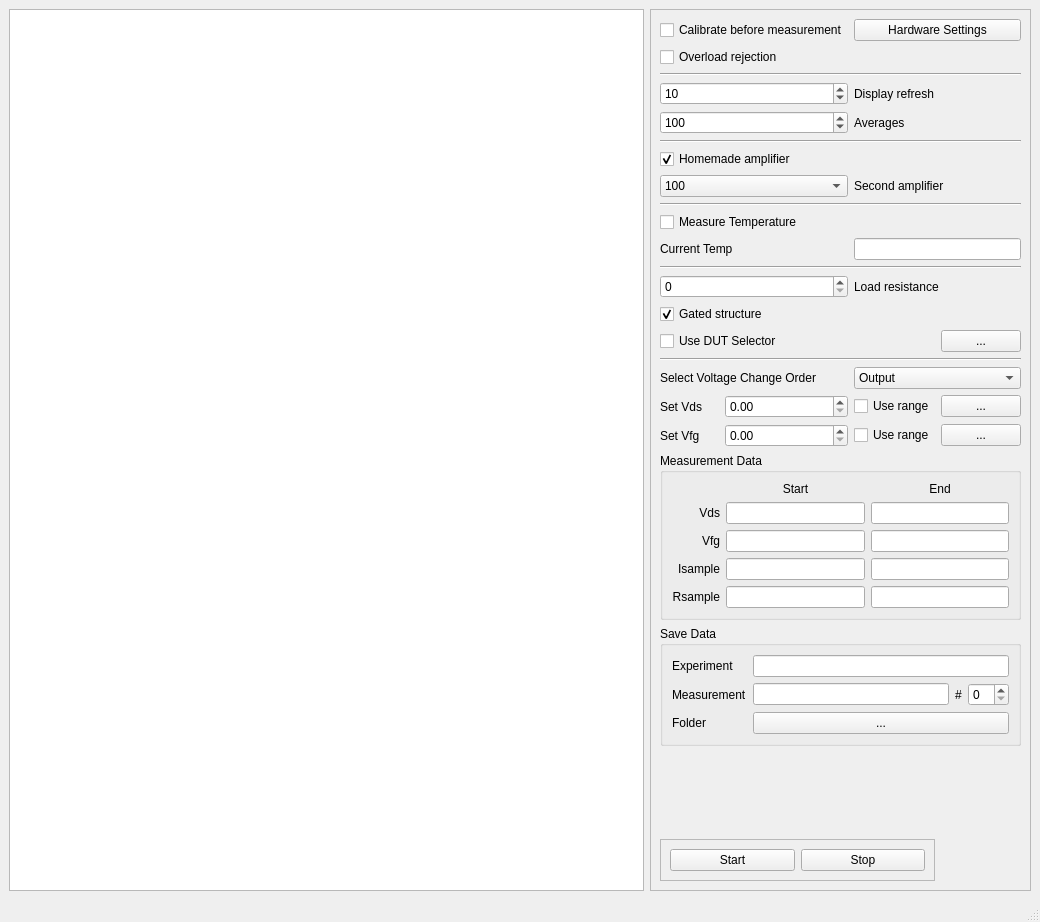
zigorrom/LegacyNoiseMeasurementSetup, file LegacyNoiseMeasurementSetup/UI_NoiseMeasurement_v2.ui: the form before one commit.
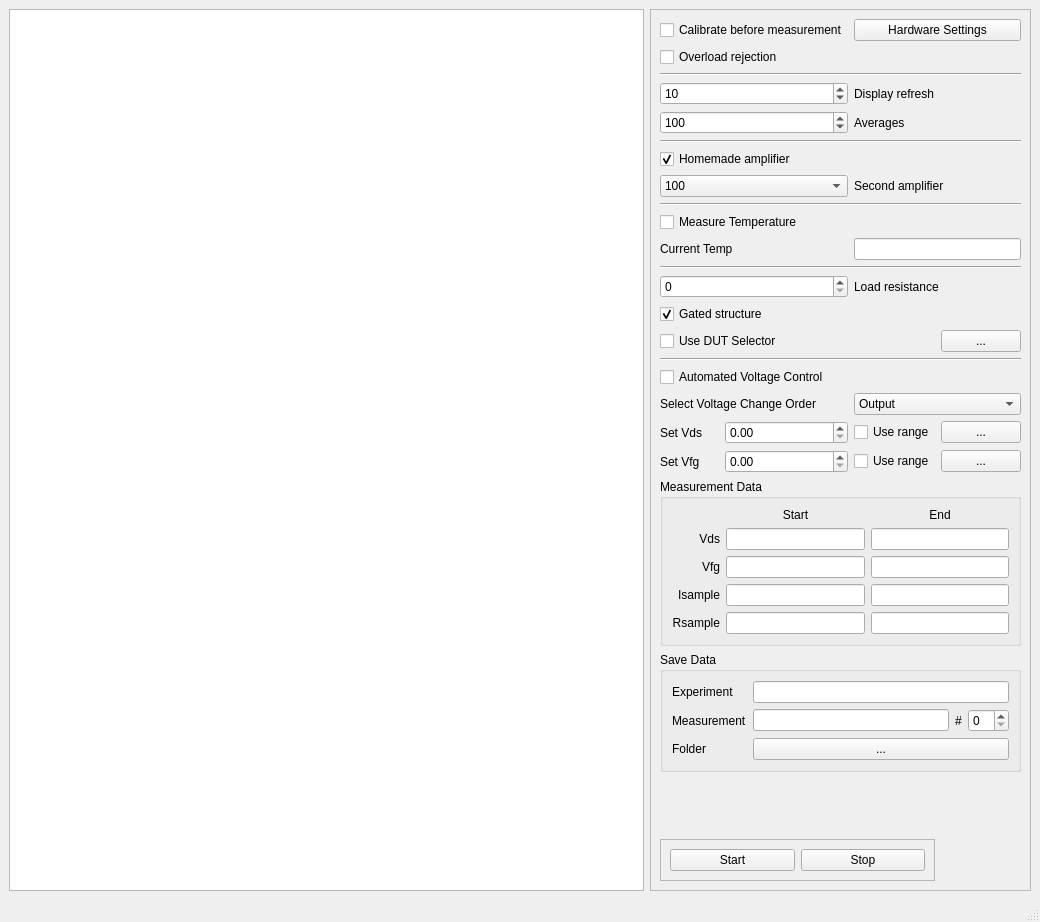
The form after the commit. Custom widgets are drawn as their Qt base class.

```diff
--- a/LegacyNoiseMeasurementSetup/UI_NoiseMeasurement_v2.ui
+++ b/LegacyNoiseMeasurementSetup/UI_NoiseMeasurement_v2.ui
@@ -60,7 +60,7 @@
          </property>
         </widget>
        </item>
-       <item row="16" column="1" colspan="3">
+       <item row="17" column="1" colspan="3">
         <widget class="QLabel" name="label_18">
          <property name="text">
           <string>Select Voltage Change Order</string>
@@ -107,7 +107,7 @@
          </item>
         </widget>
        </item>
-       <item row="16" column="4" colspan="2">
+       <item row="17" column="4" colspan="2">
         <widget class="QComboBox" name="ui_meas_characteristic_type">
          <property name="currentIndex">
           <number>0</number>
@@ -254,28 +254,28 @@
          </property>
         </widget>
        </item>
-       <item row="17" column="4">
+       <item row="18" column="4">
         <widget class="QCheckBox" name="ui_use_set_vds_range">
          <property name="text">
           <string>Use range</string>
          </property>
         </widget>
        </item>
-       <item row="17" column="5">
+       <item row="18" column="5">
         <widget class="QPushButton" name="VdsRange">
          <property name="text">
           <string>...</string>
          </property>
         </widget>
        </item>
-       <item row="17" column="1">
+       <item row="18" column="1">
         <widget class="QLabel" name="label_15">
          <property name="text">
           <string>Set Vds</string>
          </property>
         </widget>
        </item>
-       <item row="25" column="1" colspan="2">
+       <item row="26" column="1" colspan="2">
         <spacer name="verticalSpacer">
          <property name="orientation">
           <enum>Qt::Vertical</enum>
@@ -288,24 +288,24 @@
          </property>
         </spacer>
        </item>
-       <item row="22" column="1">
+       <item row="23" column="1">
         <widget class="QLabel" name="label_16">
          <property name="text">
           <string>Set Vfg</string>
          </property>
         </widget>
        </item>
-       <item row="22" column="2" colspan="2">
+       <item row="23" column="2" colspan="2">
         <widget class="QDoubleSpinBox" name="ui_front_gate_voltage"/>
        </item>
-       <item row="22" column="4">
+       <item row="23" column="4">
         <widget class="QCheckBox" name="ui_use_set_vfg_range">
          <property name="text">
           <string>Use range</string>
          </property>
         </widget>
        </item>
-       <item row="22" column="5">
+       <item row="23" column="5">
         <widget class="QPushButton" name="VfgRange">
          <property name="text">
           <string>...</string>
@@ -319,10 +319,10 @@
          </property>
         </widget>
        </item>
-       <item row="17" column="2" colspan="2">
+       <item row="18" column="2" colspan="2">
         <widget class="QDoubleSpinBox" name="ui_drain_source_voltage"/>
        </item>
-       <item row="23" column="1" colspan="5">
+       <item row="24" column="1" colspan="5">
         <widget class="QGroupBox" name="groupBox">
          <property name="sizePolicy">
           <sizepolicy hsizetype="Preferred" vsizetype="Maximum">
@@ -495,7 +495,7 @@
          </layout>
         </widget>
        </item>
-       <item row="24" column="1" colspan="5">
+       <item row="25" column="1" colspan="5">
         <widget class="QGroupBox" name="groupBox_2">
          <property name="title">
           <string>Save Data</string>
@@ -548,7 +548,7 @@
          </layout>
         </widget>
        </item>
-       <item row="26" column="1" colspan="4">
+       <item row="27" column="1" colspan="4">
         <widget class="QFrame" name="frame_2">
          <property name="frameShape">
           <enum>QFrame::StyledPanel</enum>
@@ -574,6 +574,13 @@
          </layout>
         </widget>
        </item>
+       <item row="16" column="1" colspan="5">
+        <widget class="QCheckBox" name="ui_use_automated_voltage_control">
+         <property name="text">
+          <string>Automated Voltage Control</string>
+         </property>
+        </widget>
+       </item>
       </layout>
      </widget>
     </item>
```
